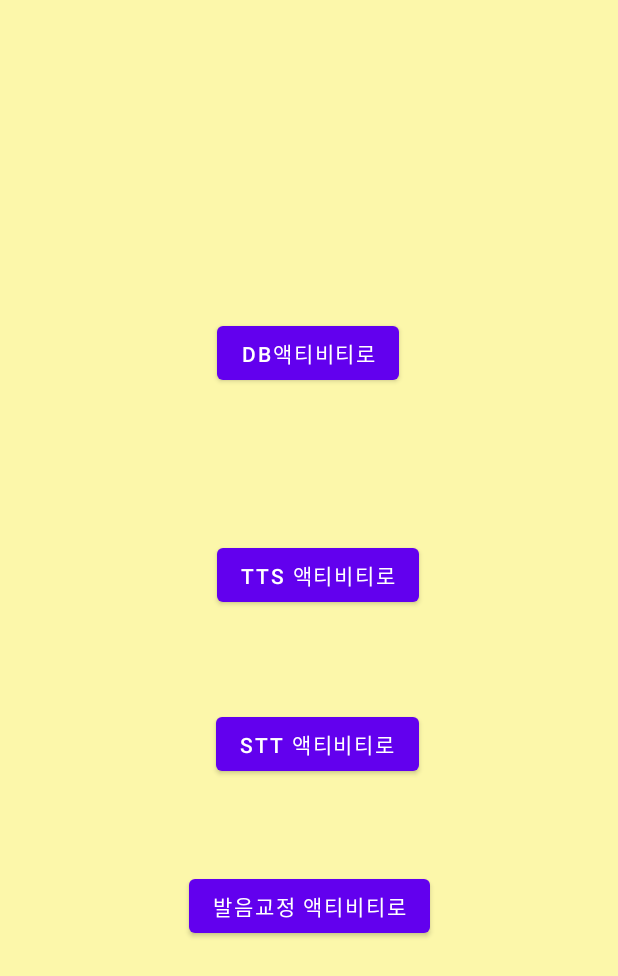
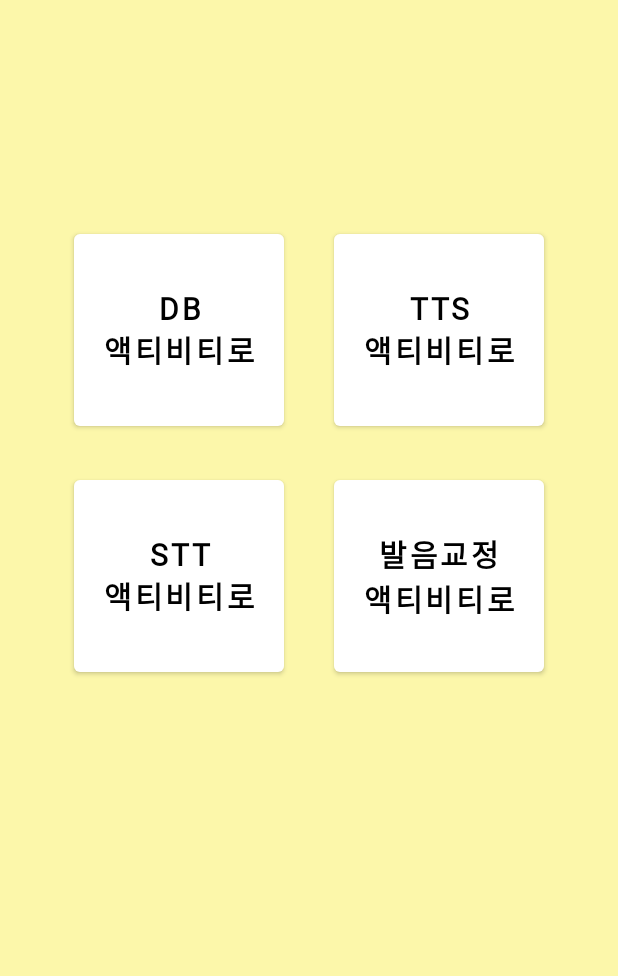
Before and after one commit to Hwang-Jongwon/CatchSound, an Android app: the screen it shows after launch (MainActivity), on a phone screen of 412 x 824 dp. Shown: the top 976 px of the screen. Run offline under Robolectric (Android 15) with nearby library versions, the phone set to English and light mode, and no system bars.

Commit message:
스플래시 배경 수정, 첫화면 버튼 배치 수정

```diff
--- a/app/src/main/res/layout/activity_main.xml
+++ b/app/src/main/res/layout/activity_main.xml
@@ -9,49 +9,70 @@
 
     <Button
         android:id="@+id/button"
-        android:layout_width="wrap_content"
-        android:layout_height="wrap_content"
-        android:text="db액티비티로"
-        app:layout_constraintBottom_toBottomOf="parent"
-        app:layout_constraintEnd_toEndOf="parent"
-        app:layout_constraintHorizontal_bias="0.498"
+        android:layout_width="140dp"
+        android:layout_height="140dp"
+        android:layout_marginStart="16dp"
+        android:layout_marginLeft="16dp"
+        android:layout_marginTop="150dp"
+        android:fontFamily="@font/nanum"
+        android:text="db\n액티비티로"
+        android:textColor="#000000"
+        android:textSize="20sp"
+        android:textStyle="bold"
+        app:backgroundTint="#FFFF"
+        app:layout_constraintEnd_toStartOf="@id/btn_tts"
         app:layout_constraintStart_toStartOf="parent"
-        app:layout_constraintTop_toTopOf="parent"
-        app:layout_constraintVertical_bias="0.272" />
+        app:layout_constraintTop_toTopOf="parent" />
 
     <Button
         android:id="@+id/btn_pronounce"
-        android:layout_width="wrap_content"
-        android:layout_height="wrap_content"
-        android:text="발음교정 액티비티로"
-        app:layout_constraintBottom_toBottomOf="parent"
+        android:layout_width="140dp"
+        android:layout_height="140dp"
+        android:layout_marginTop="24dp"
+        android:layout_marginEnd="16dp"
+        android:layout_marginRight="16dp"
+        android:fontFamily="@font/nanum"
+        android:text="발음교정\n액티비티로"
+        android:textColor="#000000"
+        android:textSize="20sp"
+        android:textStyle="bold"
+        app:backgroundTint="#FFFFFF"
         app:layout_constraintEnd_toEndOf="parent"
-        app:layout_constraintStart_toStartOf="parent"
-        app:layout_constraintTop_toBottomOf="@+id/button"
-        app:layout_constraintVertical_bias="0.621" />
+        app:layout_constraintStart_toEndOf="@+id/button"
+        app:layout_constraintTop_toBottomOf="@+id/btn_tts" />
 
     <Button
         android:id="@+id/btn_stt"
-        android:layout_width="wrap_content"
-        android:layout_height="wrap_content"
-        android:text="stt 액티비티로"
-        app:layout_constraintBottom_toBottomOf="parent"
-        app:layout_constraintEnd_toEndOf="parent"
-        app:layout_constraintHorizontal_bias="0.521"
+        android:layout_width="140dp"
+        android:layout_height="140dp"
+        android:layout_marginStart="16dp"
+        android:layout_marginLeft="16dp"
+        android:layout_marginTop="24dp"
+        android:fontFamily="@font/nanum"
+        android:text="stt\n액티비티로"
+        android:textColor="#000000"
+        android:textSize="20sp"
+        android:textStyle="bold"
+        app:backgroundTint="#FFFFFF"
+        app:layout_constraintEnd_toStartOf="@+id/btn_tts"
         app:layout_constraintStart_toStartOf="parent"
-        app:layout_constraintTop_toBottomOf="@+id/button"
-        app:layout_constraintVertical_bias="0.412" />
+        app:layout_constraintTop_toBottomOf="@+id/button" />
 
     <Button
         android:id="@+id/btn_tts"
-        android:layout_width="wrap_content"
-        android:layout_height="wrap_content"
-        android:text="tts 액티비티로"
-        app:layout_constraintBottom_toBottomOf="parent"
+        android:layout_width="140dp"
+        android:layout_height="140dp"
+        android:layout_marginTop="150dp"
+        android:layout_marginEnd="16dp"
+        android:layout_marginRight="16dp"
+        android:fontFamily="@font/nanum"
+        android:text="tts\n액티비티로"
+        android:textColor="#000000"
+        android:textSize="20sp"
+        android:textStyle="bold"
+        app:backgroundTint="#FFFFFF"
         app:layout_constraintEnd_toEndOf="parent"
-        app:layout_constraintHorizontal_bias="0.521"
-        app:layout_constraintStart_toStartOf="parent"
-        app:layout_constraintTop_toBottomOf="@+id/button"
-        app:layout_constraintVertical_bias="0.193" />
+        app:layout_constraintStart_toEndOf="@+id/button"
+        app:layout_constraintTop_toTopOf="parent" />
 
 </androidx.constraintlayout.widget.ConstraintLayout>
--- a/app/src/main/res/layout/activity_splash.xml
+++ b/app/src/main/res/layout/activity_splash.xml
@@ -4,7 +4,7 @@
     xmlns:tools="http://schemas.android.com/tools"
     android:layout_width="match_parent"
     android:layout_height="match_parent"
-    android:background="@drawable/bg">
+    android:background="@drawable/bg_modified">
 
     <TextView
         android:id="@+id/textView"
@@ -13,7 +13,7 @@
         android:fontFamily="@font/amarillo"
         android:text="Catchsound"
         android:textColor="#000000"
-        android:textSize="24sp"
+        android:textSize="35sp"
         app:layout_constraintBottom_toBottomOf="parent"
         app:layout_constraintEnd_toEndOf="parent"
         app:layout_constraintStart_toStartOf="parent"
```
Also changed, not shown: app/src/main/res/drawable/bg_modified.png (added).
